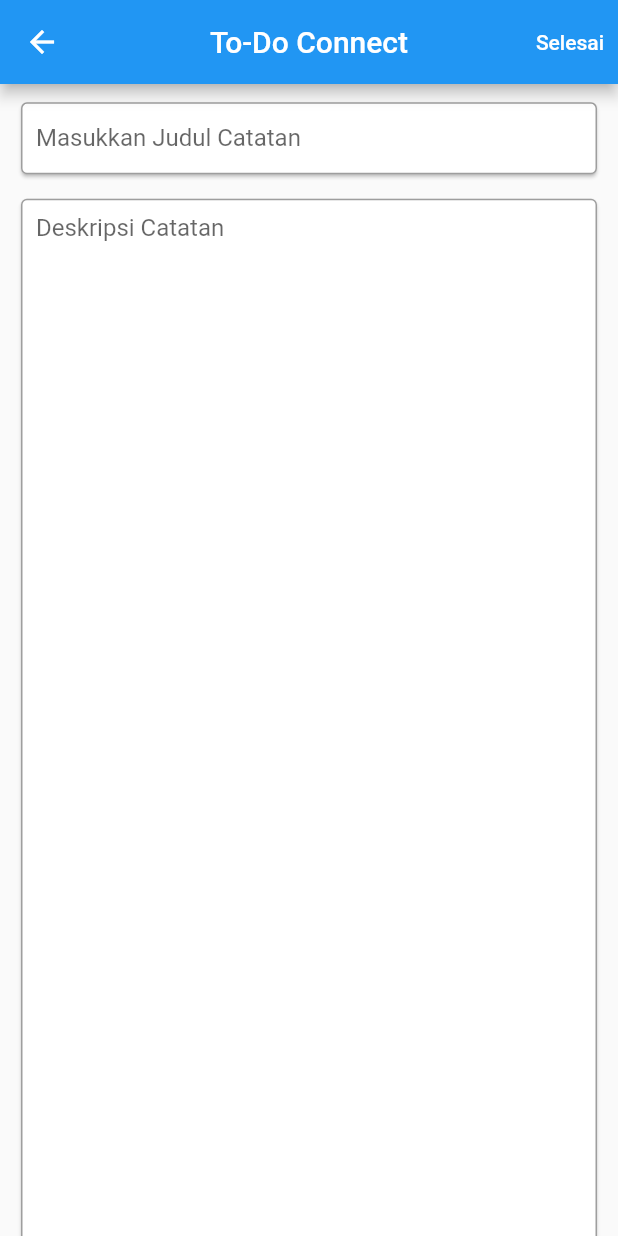
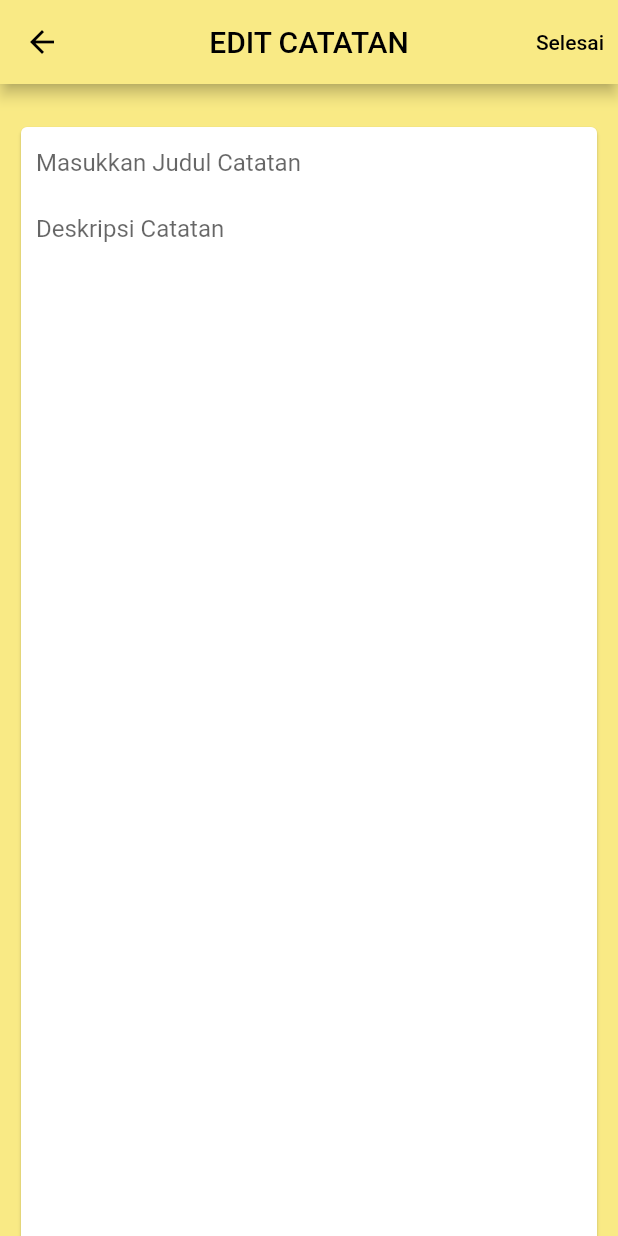
Before and after one commit to suryantara023/To-Do-Connect, a Flutter app: the EditView screen opened directly, on a phone screen of 412 x 824 dp. Run offline on Flutter 3.47's test engine with Material 2 defaults, Android fonts, the phone set to English and light mode, and no system bars; our stand-ins replace dio, get, lottie, qr_flutter; missing offline and left inert: qr_code_scanner.

Commit message:
update UI dan masuk API

```diff
--- a/lib/app/modules/Edit/views/edit_view.dart
+++ b/lib/app/modules/Edit/views/edit_view.dart
@@ -1,6 +1,7 @@
 import 'package:flutter/material.dart';
 
 import 'package:get/get.dart';
+import 'package:intl/intl.dart';
 import 'package:todolist/app/modules/BottomBar/views/bottom_bar_view.dart';
 
 import '../controllers/edit_controller.dart';
@@ -15,32 +16,50 @@ class EditView extends StatefulWidget {
 class _EditViewState extends State<EditView> {
   final TextEditingController judul = TextEditingController();
   final TextEditingController des = TextEditingController();
+  final TextEditingController dateController = TextEditingController();
+
   bool disable = true;
+  @override
+  void initState() {
+    super.initState();
+    dateController.text = DateFormat('dd/MM/yyyy').format(DateTime.now());
+  }
 
   @override
   Widget build(BuildContext context) {
     final f = MediaQuery.of(context).size.height;
     return Scaffold(
+      backgroundColor: Color(0xffF9EA85),
       appBar: AppBar(
-        title: Text('To-Do Connect'),
+        backgroundColor: Color(0xffF9EA85),
+        title: Text(
+          'EDIT CATATAN',
+          style: TextStyle(color: Colors.black),
+        ),
         centerTitle: true,
         actions: <Widget>[
           TextButton(
               onPressed: disable
                   ? null
                   : () {
-                      Get.to(BottomBarView());
+                      print(judul.text);
+                      print(des.text);
+                      print(dateController.text);
+                      // Get.to(BottomBarView());
                     },
               child: Text(
                 'Selesai',
-                style: TextStyle(color: Colors.white),
+                style: TextStyle(color: Colors.black),
               ))
         ],
         leading: IconButton(
             onPressed: () {
               Get.back();
             },
-            icon: Icon(Icons.arrow_back)),
+            icon: Icon(
+              Icons.arrow_back,
+              color: Colors.black,
+            )),
       ),
       body: SafeArea(
         child: SingleChildScrollView(
@@ -49,47 +68,49 @@ class _EditViewState extends State<EditView> {
               mainAxisAlignment: MainAxisAlignment.center,
               children: [
                 SizedBox(
-                  height: f * 0.01,
+                  height: f * 0.03,
                 ),
                 Padding(
                   padding: const EdgeInsets.symmetric(horizontal: 10),
+                  child: Card(
                     child: Column(
                       mainAxisAlignment: MainAxisAlignment.center,
                       children: [
-                      Card(
-                        child: TextFormField(
+                        TextFormField(
                           controller: judul,
                           keyboardType: TextInputType.text,
                           decoration: InputDecoration(
                               contentPadding: EdgeInsets.symmetric(
                                   vertical: 10, horizontal: 10),
-                            label: Text('Masukkan Judul Catatan'),
-                            border: OutlineInputBorder(),
+                              hintText: 'Masukkan Judul Catatan',
+                              border: InputBorder.none),
                         ),
-                        ),
-                      ),
-                      SizedBox(
-                        height: f * 0.01,
-                      ),
-                      Card(
-                        child: TextFormField(
+                        TextFormField(
                           controller: des,
                           onChanged: (text) {
                             setState(() {
                               disable = text.isEmpty;
                             });
                           },
-                          maxLines: 42,
+                          maxLines: 40,
                           textAlign: TextAlign.justify,
                           decoration: InputDecoration(
                               hintText: 'Deskripsi Catatan',
                               contentPadding: EdgeInsets.symmetric(
                                   horizontal: 10, vertical: 10),
-                            border: OutlineInputBorder(),
+                              border: InputBorder.none),
+                        ),
+                      ],
                     ),
                   ),
                 ),
-                    ],
+                TextFormField(
+                  controller: dateController,
+                  decoration: InputDecoration(
+                    border: InputBorder.none,
+                  ),
+                  style: TextStyle(
+                    color: Colors.transparent,
                   ),
                 ),
               ],
--- a/pubspec.yaml
+++ b/pubspec.yaml
@@ -40,6 +40,7 @@ dependencies:
   dio: ^5.3.3
   qr_code_scanner: ^1.0.1
   qr_flutter: ^4.1.0
+  intl: ^0.18.1
 
 dev_dependencies:
   flutter_test:
```
Also changed, not shown: lib/app/modules/Home/views/home_view.dart (+28 -5 lines), lib/app/modules/Profile/views/profile_view.dart (+79 -11 lines), lib/app/modules/Tambah/views/tambah_view.dart (+40 -21 lines), pubspec.lock, 1 other file. Lines whose indentation alone changed are shown as unchanged.
